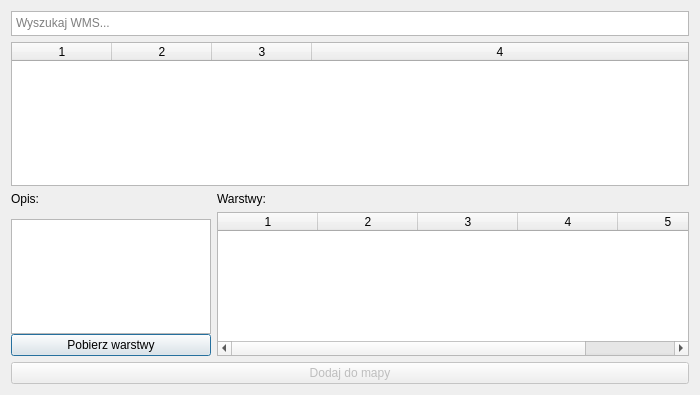
First picture: the form in gissupport_plugin/modules/wms/baza_wms_dialog_base.ui, repository gis-support/gis-support-plugin, before the edit.
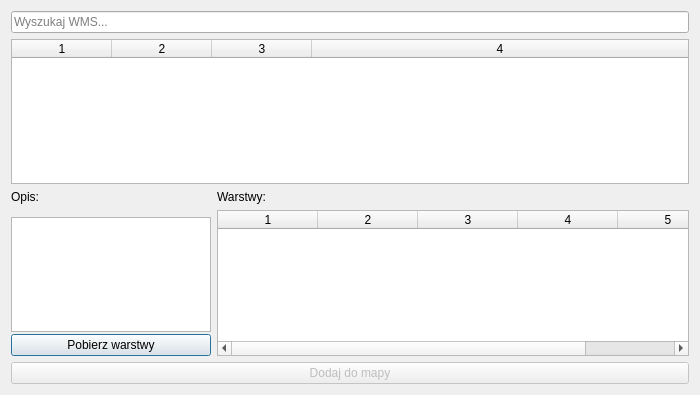
Second picture: the form after the edit.

Commit message: replaced search textEdit component with lineEdit, set max text length to 100

```diff
--- a/gissupport_plugin/modules/wms/baza_wms_dialog_base.ui
+++ b/gissupport_plugin/modules/wms/baza_wms_dialog_base.ui
@@ -21,12 +21,9 @@
   </property>
   <layout class="QVBoxLayout" name="verticalLayout">
    <item>
-    <widget class="QTextEdit" name="searchTextEdit">
-     <property name="maximumSize">
-      <size>
-       <width>16777215</width>
-       <height>25</height>
-      </size>
+    <widget class="QLineEdit" name="searchLineEdit">
+     <property name="maxLength">
+      <number>100</number>
      </property>
      <property name="placeholderText">
       <string>Wyszukaj WMS...</string>
```
The commit also changes 1 other file.
